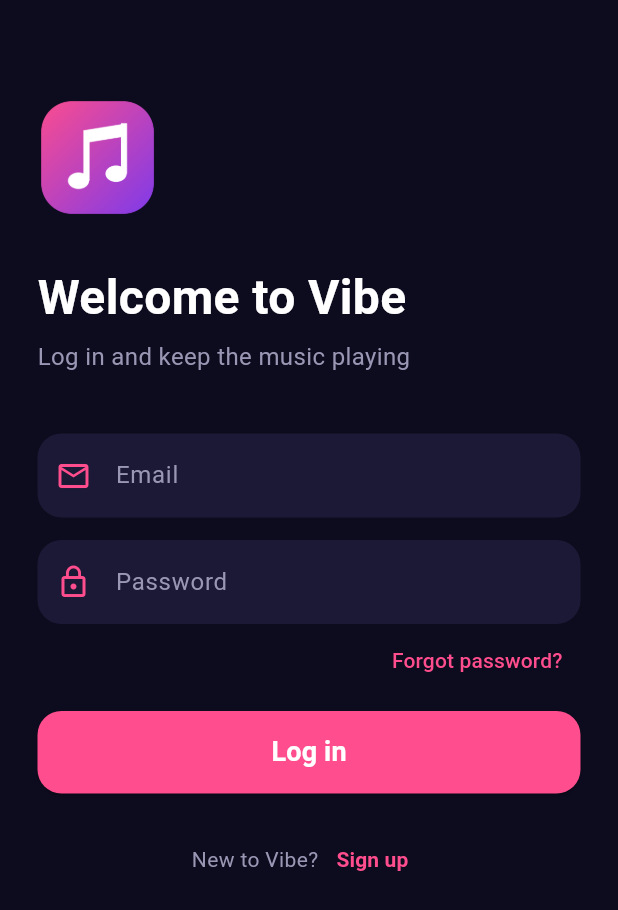
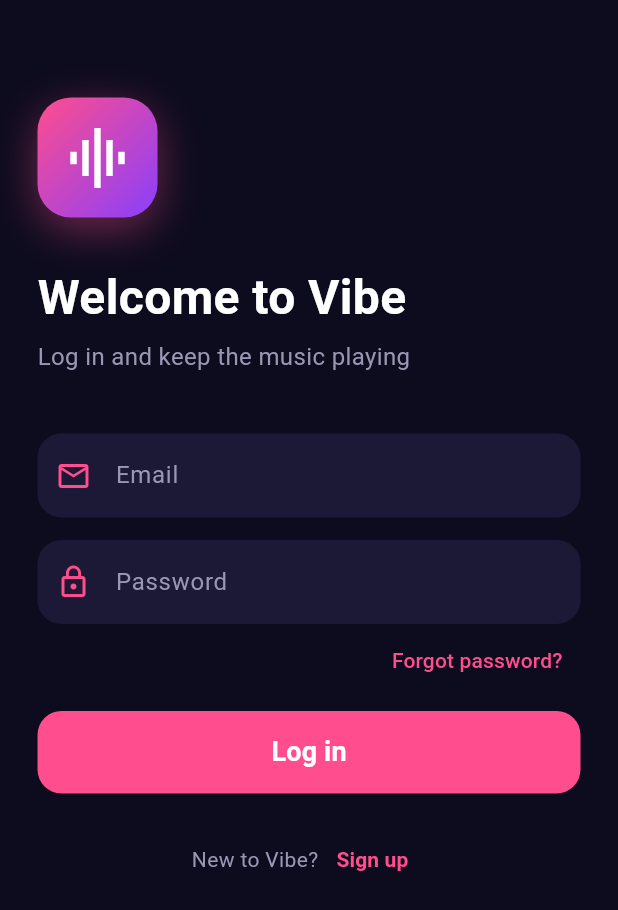
Before and after one commit to ahm4dmufti/Login-SignUp-project, a Flutter app: the screen it shows after launch, on a phone screen of 412 x 824 dp. Shown: the top 910 px of the screen. Run offline on Flutter 3.47's test engine with Material 3 defaults, Android fonts, the phone set to English and light mode, and no system bars.

Commit message:
Replace logo image with AppLogo widget

```diff
--- a/lib/pages/login_page.dart
+++ b/lib/pages/login_page.dart
@@ -1,5 +1,6 @@
 import 'package:flutter/material.dart';
 import '../widgets/app_button.dart';
+import '../widgets/app_logo.dart';
 import '../widgets/app_text_field.dart';
 import 'sign_up_page.dart';
 
@@ -17,7 +18,7 @@ class LoginPage extends StatelessWidget {
             crossAxisAlignment: CrossAxisAlignment.start,
             children: [
               const SizedBox(height: 40),
-              Image.asset('assets/images/logo.png', height: 80),
+              const AppLogo(size: 80),
               const SizedBox(height: 30),
               const Text(
                 'Welcome to Vibe',
--- /dev/null
+++ b/lib/widgets/app_logo.dart
@@ -0,0 +1,31 @@
+import 'package:flutter/material.dart';
+
+class AppLogo extends StatelessWidget {
+  final double size;
+
+  const AppLogo({super.key, this.size = 80});
+
+  @override
+  Widget build(BuildContext context) {
+    return Container(
+      width: size,
+      height: size,
+      decoration: BoxDecoration(
+        borderRadius: BorderRadius.circular(size * 0.28),
+        gradient: const LinearGradient(
+          begin: Alignment.topLeft,
+          end: Alignment.bottomRight,
+          colors: [Color(0xFFFF4D8D), Color(0xFF8A3FFC)],
+        ),
+        boxShadow: [
+          BoxShadow(
+            color: const Color(0xFFFF4D8D).withValues(alpha: 0.4),
+            blurRadius: size * 0.3,
+            offset: Offset(0, size * 0.1),
+          ),
+        ],
+      ),
+      child: Icon(Icons.graphic_eq, color: Colors.white, size: size * 0.6),
+    );
+  }
+}
```
